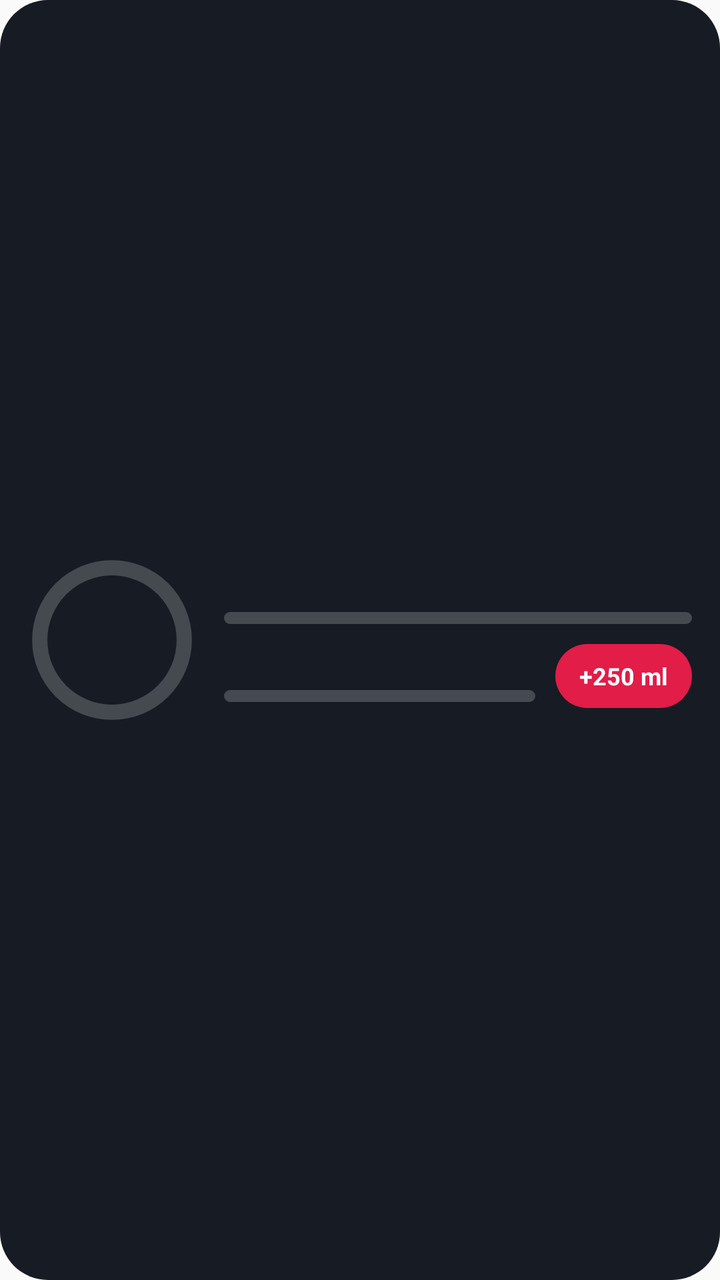
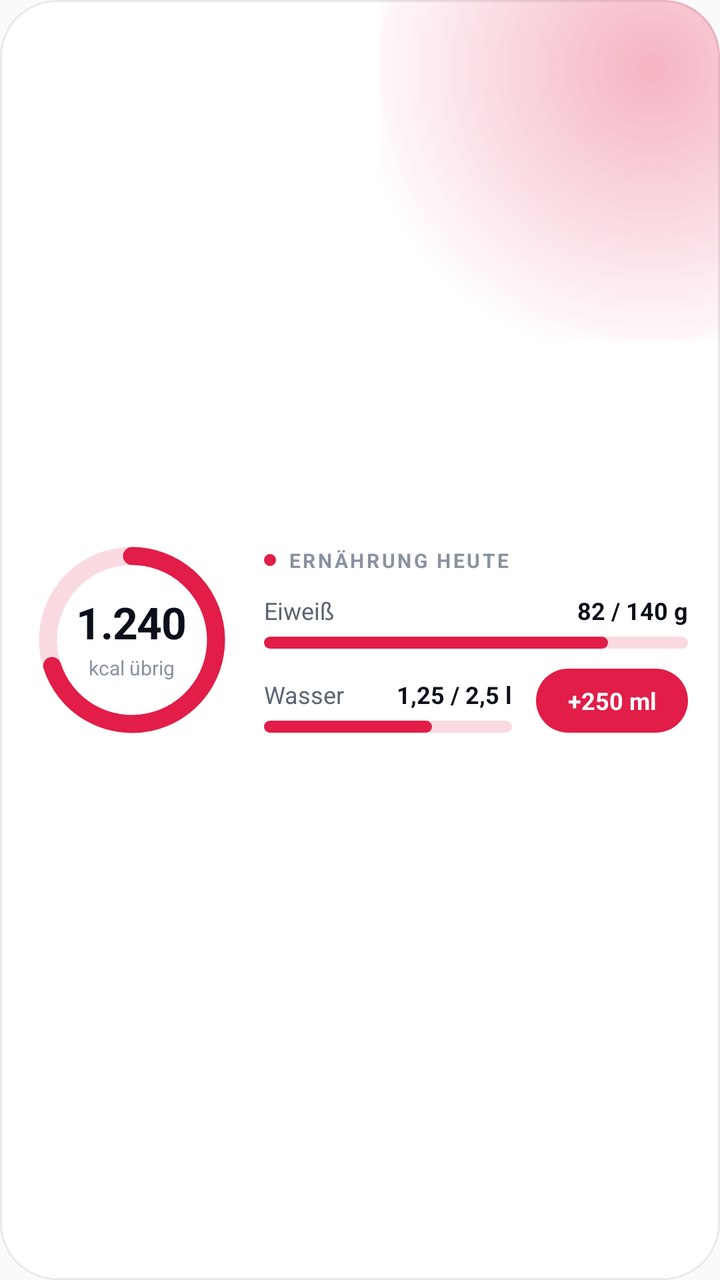

Before-and-after screenshots of an Android layout around one commit, followed by the original layout XML and the change that was made.
<!-- AndroidManifest.xml: application theme AppTheme -->
<!-- res/layout/widget_today.xml -->
<?xml version="1.0" encoding="utf-8"?>
<FrameLayout xmlns:android="http://schemas.android.com/apk/res/android"
    android:id="@+id/root"
    android:layout_width="match_parent"
    android:layout_height="match_parent"
    android:background="@drawable/widget_bg"
    android:padding="14dp">

    <TextView
        android:id="@+id/empty"
        android:layout_width="match_parent"
        android:layout_height="match_parent"
        android:gravity="center"
        android:textColor="#B3FFFFFF"
        android:textSize="13sp"
        android:visibility="gone" />

    <LinearLayout
        android:id="@+id/content"
        android:layout_width="match_parent"
        android:layout_height="match_parent"
        android:gravity="center_vertical"
        android:orientation="horizontal">

        <FrameLayout
            android:layout_width="84dp"
            android:layout_height="84dp">

            <ProgressBar
                android:id="@+id/kcal_ring"
                style="?android:attr/progressBarStyleHorizontal"
                android:layout_width="match_parent"
                android:layout_height="match_parent"
                android:max="100"
                android:progressDrawable="@drawable/widget_ring" />

            <LinearLayout
                android:layout_width="match_parent"
                android:layout_height="match_parent"
                android:gravity="center"
                android:orientation="vertical">

                <TextView
                    android:id="@+id/kcal_left"
                    android:layout_width="wrap_content"
                    android:layout_height="wrap_content"
                    android:textColor="#FFFFFF"
                    android:textSize="18sp"
                    android:textStyle="bold" />

                <TextView
                    android:id="@+id/kcal_label"
                    android:layout_width="wrap_content"
                    android:layout_height="wrap_content"
                    android:textColor="#99FFFFFF"
                    android:textSize="9sp" />
            </LinearLayout>
        </FrameLayout>

        <LinearLayout
            android:layout_width="0dp"
            android:layout_height="wrap_content"
            android:layout_marginStart="14dp"
            android:layout_weight="1"
            android:orientation="vertical">

            <TextView
                android:id="@+id/protein_text"
                android:layout_width="wrap_content"
                android:layout_height="wrap_content"
                android:textColor="#FFFFFF"
                android:textSize="12sp" />

            <ProgressBar
                android:id="@+id/protein_bar"
                style="?android:attr/progressBarStyleHorizontal"
                android:layout_width="match_parent"
                android:layout_height="6dp"
                android:layout_marginTop="4dp"
                android:max="100"
                android:progressDrawable="@drawable/widget_bar_brand" />

            <LinearLayout
                android:layout_width="match_parent"
                android:layout_height="wrap_content"
                android:layout_marginTop="10dp"
                android:gravity="center_vertical"
                android:orientation="horizontal">

                <LinearLayout
                    android:layout_width="0dp"
                    android:layout_height="wrap_content"
                    android:layout_weight="1"
                    android:orientation="vertical">

                    <TextView
                        android:id="@+id/water_text"
                        android:layout_width="wrap_content"
                        android:layout_height="wrap_content"
                        android:textColor="#FFFFFF"
                        android:textSize="12sp" />

                    <ProgressBar
                        android:id="@+id/water_bar"
                        style="?android:attr/progressBarStyleHorizontal"
                        android:layout_width="match_parent"
                        android:layout_height="6dp"
                        android:layout_marginTop="4dp"
                        android:max="100"
                        android:progressDrawable="@drawable/widget_bar_sky" />
                </LinearLayout>

                <TextView
                    android:id="@+id/water_add"
                    android:layout_width="wrap_content"
                    android:layout_height="32dp"
                    android:layout_marginStart="10dp"
                    android:background="@drawable/widget_button"
                    android:gravity="center"
                    android:paddingHorizontal="12dp"
                    android:text="+250 ml"
                    android:textColor="#FFFFFF"
                    android:textSize="12sp"
                    android:textStyle="bold" />
            </LinearLayout>
        </LinearLayout>
    </LinearLayout>
</FrameLayout>
<!-- resources referenced by this layout -->
<resources>
  <!-- drawable widget_bar_brand (drawable) -->
  <?xml version="1.0" encoding="utf-8"?>
  <layer-list xmlns:android="http://schemas.android.com/apk/res/android">
      <item android:id="@android:id/background">
          <shape><corners android:radius="4dp" /><solid android:color="#33FFFFFF" /></shape>
      </item>
      <item android:id="@android:id/progress">
          <clip><shape><corners android:radius="4dp" /><solid android:color="#E11D48" /></shape></clip>
      </item>
  </layer-list>
  <!-- drawable widget_bar_sky (drawable) -->
  <?xml version="1.0" encoding="utf-8"?>
  <layer-list xmlns:android="http://schemas.android.com/apk/res/android">
      <item android:id="@android:id/background">
          <shape><corners android:radius="4dp" /><solid android:color="#33FFFFFF" /></shape>
      </item>
      <item android:id="@android:id/progress">
          <clip><shape><corners android:radius="4dp" /><solid android:color="#E11D48" /></shape></clip>
      </item>
  </layer-list>
  <!-- drawable widget_bg (drawable) -->
  <?xml version="1.0" encoding="utf-8"?>
  <shape xmlns:android="http://schemas.android.com/apk/res/android" android:shape="rectangle">
      <solid android:color="#F20B0F19" />
      <corners android:radius="24dp" />
  </shape>
  <!-- drawable widget_button (drawable) -->
  <?xml version="1.0" encoding="utf-8"?>
  <shape xmlns:android="http://schemas.android.com/apk/res/android" android:shape="rectangle">
      <solid android:color="#E11D48" />
      <corners android:radius="999dp" />
  </shape>
  <!-- drawable widget_ring (drawable) -->
  <?xml version="1.0" encoding="utf-8"?>
  <layer-list xmlns:android="http://schemas.android.com/apk/res/android">
      <item android:id="@android:id/background">
          <shape android:shape="ring" android:innerRadiusRatio="2.6" android:thicknessRatio="11" android:useLevel="false">
              <solid android:color="#33FFFFFF" />
          </shape>
      </item>
      <item android:id="@android:id/progress">
          <rotate android:fromDegrees="270" android:toDegrees="270" android:pivotX="50%" android:pivotY="50%">
              <shape android:shape="ring" android:innerRadiusRatio="2.6" android:thicknessRatio="11" android:useLevel="true">
                  <solid android:color="#E11D48" />
              </shape>
          </rotate>
      </item>
  </layer-list>
  <!-- unchanged entries left out for length: 1 -->
</resources>

<!-- the commit's change to res/layout/widget_today.xml (unified diff, before → after) -->
@@ -1,38 +1,26 @@
 <?xml version="1.0" encoding="utf-8"?>
 <FrameLayout xmlns:android="http://schemas.android.com/apk/res/android"
-    android:id="@+id/root"
-    android:layout_width="match_parent"
-    android:layout_height="match_parent"
-    android:background="@drawable/widget_bg"
-    android:padding="14dp">
+    android:id="@android:id/background"
+    style="@style/WidgetFb.Card">
 
-    <TextView
+    <ImageView android:id="@+id/glow" style="@style/WidgetFb.Glow" />
+
+    <include
         android:id="@+id/empty"
-        android:layout_width="match_parent"
-        android:layout_height="match_parent"
-        android:gravity="center"
-        android:textColor="#B3FFFFFF"
-        android:textSize="13sp"
+        layout="@layout/widget_empty"
         android:visibility="gone" />
 
     <LinearLayout
         android:id="@+id/content"
-        android:layout_width="match_parent"
-        android:layout_height="match_parent"
+        style="@style/WidgetFb.Content"
         android:gravity="center_vertical"
         android:orientation="horizontal">
 
         <FrameLayout
-            android:layout_width="84dp"
-            android:layout_height="84dp">
+            android:layout_width="100dp"
+            android:layout_height="100dp">
 
-            <ProgressBar
-                android:id="@+id/kcal_ring"
-                style="?android:attr/progressBarStyleHorizontal"
-                android:layout_width="match_parent"
-                android:layout_height="match_parent"
-                android:max="100"
-                android:progressDrawable="@drawable/widget_ring" />
+            <ImageView android:id="@+id/ring" style="@style/WidgetFb.Ring" />
 
             <LinearLayout
                 android:layout_width="match_parent"
@@ -42,49 +30,68 @@
 
                 <TextView
                     android:id="@+id/kcal_left"
-                    android:layout_width="wrap_content"
-                    android:layout_height="wrap_content"
-                    android:textColor="#FFFFFF"
-                    android:textSize="18sp"
-                    android:textStyle="bold" />
+                    style="@style/WidgetFb.Number"
+                    android:text="1.240"
+                    android:textSize="22sp" />
 
                 <TextView
                     android:id="@+id/kcal_label"
-                    android:layout_width="wrap_content"
-                    android:layout_height="wrap_content"
-                    android:textColor="#99FFFFFF"
-                    android:textSize="9sp" />
+                    style="@style/WidgetFb.Muted"
+                    android:layout_marginTop="2dp"
+                    android:text="kcal übrig"
+                    android:textSize="10sp" />
             </LinearLayout>
         </FrameLayout>
 
         <LinearLayout
             android:layout_width="0dp"
             android:layout_height="wrap_content"
-            android:layout_marginStart="14dp"
+            android:layout_marginStart="16dp"
             android:layout_weight="1"
             android:orientation="vertical">
 
-            <TextView
-                android:id="@+id/protein_text"
-                android:layout_width="wrap_content"
+            <LinearLayout
+                android:layout_width="match_parent"
                 android:layout_height="wrap_content"
-                android:textColor="#FFFFFF"
-                android:textSize="12sp" />
+                android:gravity="center_vertical"
+                android:orientation="horizontal">
 
-            <ProgressBar
-                android:id="@+id/protein_bar"
-                style="?android:attr/progressBarStyleHorizontal"
-                android:layout_width="match_parent"
-                android:layout_height="6dp"
-                android:layout_marginTop="4dp"
-                android:max="100"
-                android:progressDrawable="@drawable/widget_bar_brand" />
+                <ImageView android:id="@+id/dot" style="@style/WidgetFb.Dot" />
+
+                <TextView
+                    android:id="@+id/overline"
+                    style="@style/WidgetFb.Overline"
+                    android:text="Ernährung heute" />
+            </LinearLayout>
 
             <LinearLayout
                 android:layout_width="match_parent"
                 android:layout_height="wrap_content"
                 android:layout_marginTop="10dp"
-                android:gravity="center_vertical"
+                android:orientation="horizontal">
+
+                <TextView
+                    style="@style/WidgetFb.Body"
+                    android:layout_width="0dp"
+                    android:layout_weight="1"
+                    android:text="Eiweiß" />
+
+                <TextView
+                    android:id="@+id/protein_val"
+                    style="@style/WidgetFb.Value"
+                    android:text="82 / 140 g" />
+            </LinearLayout>
+
+            <ImageView
+                android:id="@+id/protein_bar"
+                style="@style/WidgetFb.Bar"
+                android:layout_marginTop="5dp" />
+
+            <LinearLayout
+                android:layout_width="match_parent"
+                android:layout_height="wrap_content"
+                android:layout_marginTop="10dp"
+                android:gravity="bottom"
                 android:orientation="horizontal">
 
                 <LinearLayout
@@ -93,36 +100,73 @@
                     android:layout_weight="1"
                     android:orientation="vertical">
 
-                    <TextView
-                        android:id="@+id/water_text"
-                        android:layout_width="wrap_content"
+                    <LinearLayout
+                        android:layout_width="match_parent"
                         android:layout_height="wrap_content"
-                        android:textColor="#FFFFFF"
-                        android:textSize="12sp" />
+                        android:orientation="horizontal">
 
-                    <ProgressBar
+                        <TextView
+                            style="@style/WidgetFb.Body"
+                            android:layout_width="0dp"
+                            android:layout_weight="1"
+                            android:text="Wasser" />
+
+                        <TextView
+                            android:id="@+id/water_val"
+                            style="@style/WidgetFb.Value"
+                            android:text="1,25 / 2,5 l" />
+                    </LinearLayout>
+
+                    <ImageView
                         android:id="@+id/water_bar"
-                        style="?android:attr/progressBarStyleHorizontal"
-                        android:layout_width="match_parent"
-                        android:layout_height="6dp"
-                        android:layout_marginTop="4dp"
-                        android:max="100"
-                        android:progressDrawable="@drawable/widget_bar_sky" />
+                        style="@style/WidgetFb.Bar"
+                        android:layout_marginTop="5dp" />
                 </LinearLayout>
 
-                <TextView
+                <FrameLayout
                     android:id="@+id/water_add"
-                    android:layout_width="wrap_content"
+                    android:layout_width="76dp"
                     android:layout_height="32dp"
-                    android:layout_marginStart="10dp"
-                    android:background="@drawable/widget_button"
-                    android:gravity="center"
-                    android:paddingHorizontal="12dp"
-                    android:text="+250 ml"
-                    android:textColor="#FFFFFF"
-                    android:textSize="12sp"
-                    android:textStyle="bold" />
+                    android:layout_marginStart="12dp"
+                    android:contentDescription="250 ml Wasser eintragen">
+
+                    <ImageView
+                        android:id="@+id/water_add_bg"
+                        android:layout_width="match_parent"
+                        android:layout_height="match_parent"
+                        android:importantForAccessibility="no"
+                        android:scaleType="fitXY"
+                        android:src="@drawable/widget_pill" />
+
+                    <TextView
+                        android:id="@+id/water_add_text"
+                        style="@style/WidgetFb.PillText"
+                        android:text="+250 ml" />
+                </FrameLayout>
             </LinearLayout>
         </LinearLayout>
     </LinearLayout>
 </FrameLayout>
+<!-- res/layout/widget_empty.xml (included above) -->
+<?xml version="1.0" encoding="utf-8"?>
+<LinearLayout xmlns:android="http://schemas.android.com/apk/res/android"
+    android:layout_width="match_parent"
+    android:layout_height="match_parent"
+    android:gravity="center"
+    android:orientation="vertical"
+    android:padding="@dimen/widget_pad">
+
+    <TextView
+        android:id="@+id/empty_title"
+        style="@style/WidgetFb.Title"
+        android:gravity="center"
+        android:textSize="14sp" />
+
+    <TextView
+        android:id="@+id/empty_hint"
+        style="@style/WidgetFb.Muted"
+        android:layout_width="match_parent"
+        android:layout_marginTop="4dp"
+        android:gravity="center"
+        android:maxLines="2" />
+</LinearLayout>
<!-- resource entries referenced after the edit -->
@@ -1,53 +1,175 @@
 <!-- resources referenced by this layout -->
 <resources>
-  <!-- drawable widget_bar_brand (drawable) -->
-  <?xml version="1.0" encoding="utf-8"?>
-  <layer-list xmlns:android="http://schemas.android.com/apk/res/android">
-      <item android:id="@android:id/background">
-          <shape><corners android:radius="4dp" /><solid android:color="#33FFFFFF" /></shape>
-      </item>
-      <item android:id="@android:id/progress">
-          <clip><shape><corners android:radius="4dp" /><solid android:color="#E11D48" /></shape></clip>
-      </item>
-  </layer-list>
-  <!-- drawable widget_bar_sky (drawable) -->
-  <?xml version="1.0" encoding="utf-8"?>
-  <layer-list xmlns:android="http://schemas.android.com/apk/res/android">
-      <item android:id="@android:id/background">
-          <shape><corners android:radius="4dp" /><solid android:color="#33FFFFFF" /></shape>
-      </item>
-      <item android:id="@android:id/progress">
-          <clip><shape><corners android:radius="4dp" /><solid android:color="#E11D48" /></shape></clip>
-      </item>
-  </layer-list>
-  <!-- drawable widget_bg (drawable) -->
-  <?xml version="1.0" encoding="utf-8"?>
-  <shape xmlns:android="http://schemas.android.com/apk/res/android" android:shape="rectangle">
-      <solid android:color="#F20B0F19" />
-      <corners android:radius="24dp" />
-  </shape>
-  <!-- drawable widget_button (drawable) -->
+  <dimen name="widget_pad">16dp</dimen>
+  <!-- drawable widget_pill (drawable) -->
   <?xml version="1.0" encoding="utf-8"?>
   <shape xmlns:android="http://schemas.android.com/apk/res/android" android:shape="rectangle">
       <solid android:color="#E11D48" />
       <corners android:radius="999dp" />
   </shape>
-  <!-- drawable widget_ring (drawable) -->
+  <style name="WidgetFb.Bar">
+          <item name="android:layout_width">match_parent</item>
+          <item name="android:layout_height">6dp</item>
+          <item name="android:scaleType">fitXY</item>
+          <item name="android:src">@drawable/widget_bar_preview</item>
+          <item name="android:importantForAccessibility">no</item>
+      </style>
+  <style name="WidgetFb.Body">
+          <item name="android:layout_width">wrap_content</item>
+          <item name="android:layout_height">wrap_content</item>
+          <item name="android:textColor">@color/widget_text2</item>
+          <item name="android:textSize">12sp</item>
+          <item name="android:maxLines">1</item>
+          <item name="android:ellipsize">end</item>
+      </style>
+  <style name="WidgetFb.Card">
+          <item name="android:layout_width">match_parent</item>
+          <item name="android:layout_height">match_parent</item>
+          <item name="android:background">@drawable/widget_card</item>
+      </style>
+  <style name="WidgetFb.Content">
+          <item name="android:layout_width">match_parent</item>
+          <item name="android:layout_height">match_parent</item>
+          <item name="android:padding">@dimen/widget_pad</item>
+          <item name="android:orientation">vertical</item>
+      </style>
+  <style name="WidgetFb.Dot">
+          <item name="android:layout_width">6dp</item>
+          <item name="android:layout_height">6dp</item>
+          <item name="android:layout_marginEnd">6dp</item>
+          <item name="android:src">@drawable/widget_dot</item>
+          <item name="android:importantForAccessibility">no</item>
+      </style>
+  <style name="WidgetFb.Glow">
+          <item name="android:layout_width">170dp</item>
+          <item name="android:layout_height">170dp</item>
+          <item name="android:layout_gravity">top|end</item>
+          <item name="android:scaleType">fitXY</item>
+          <item name="android:src">@drawable/widget_glow_preview</item>
+          <item name="android:importantForAccessibility">no</item>
+      </style>
+  <style name="WidgetFb.Muted">
+          <item name="android:layout_width">wrap_content</item>
+          <item name="android:layout_height">wrap_content</item>
+          <item name="android:textColor">@color/widget_muted</item>
+          <item name="android:textSize">11sp</item>
+          <item name="android:maxLines">1</item>
+          <item name="android:ellipsize">end</item>
+      </style>
+  <style name="WidgetFb.Number">
+          <item name="android:layout_width">wrap_content</item>
+          <item name="android:layout_height">wrap_content</item>
+          <item name="android:textColor">@color/widget_text</item>
+          <item name="android:textSize">30sp</item>
+          <item name="android:textStyle">bold</item>
+          <item name="android:fontFamily">sans-serif</item>
+          <item name="android:letterSpacing">-0.02</item>
+          <item name="android:fontFeatureSettings">tnum</item>
+          <item name="android:includeFontPadding">false</item>
+          <item name="android:maxLines">1</item>
+      </style>
+  <style name="WidgetFb.Overline">
+          <item name="android:layout_width">wrap_content</item>
+          <item name="android:layout_height">wrap_content</item>
+          <item name="android:textColor">@color/widget_muted</item>
+          <item name="android:textSize">10sp</item>
+          <item name="android:textStyle">bold</item>
+          <item name="android:letterSpacing">0.12</item>
+          <item name="android:textAllCaps">true</item>
+          <item name="android:maxLines">1</item>
+          <item name="android:ellipsize">end</item>
+      </style>
+  <style name="WidgetFb.PillText">
+          <item name="android:layout_width">match_parent</item>
+          <item name="android:layout_height">match_parent</item>
+          <item name="android:gravity">center</item>
+          <item name="android:textColor">#FFFFFF</item>
+          <item name="android:textSize">12sp</item>
+          <item name="android:textStyle">bold</item>
+          <item name="android:maxLines">1</item>
+      </style>
+  <style name="WidgetFb.Ring">
+          <item name="android:layout_width">match_parent</item>
+          <item name="android:layout_height">match_parent</item>
+          <item name="android:scaleType">fitCenter</item>
+          <item name="android:src">@drawable/widget_ring_preview</item>
+          <item name="android:importantForAccessibility">no</item>
+      </style>
+  <style name="WidgetFb.Title">
+          <item name="android:layout_width">match_parent</item>
+          <item name="android:layout_height">wrap_content</item>
+          <item name="android:textColor">@color/widget_text</item>
+          <item name="android:textSize">16sp</item>
+          <item name="android:textStyle">bold</item>
+          <item name="android:ellipsize">end</item>
+          <item name="android:maxLines">2</item>
+          <item name="android:lineSpacingMultiplier">0.95</item>
+      </style>
+  <style name="WidgetFb.Value">
+          <item name="android:layout_width">wrap_content</item>
+          <item name="android:layout_height">wrap_content</item>
+          <item name="android:textColor">@color/widget_text</item>
+          <item name="android:textSize">12sp</item>
+          <item name="android:textStyle">bold</item>
+          <item name="android:fontFeatureSettings">tnum</item>
+          <item name="android:maxLines">1</item>
+      </style>
+  <!-- drawable widget_bar_preview (drawable) -->
   <?xml version="1.0" encoding="utf-8"?>
   <layer-list xmlns:android="http://schemas.android.com/apk/res/android">
-      <item android:id="@android:id/background">
-          <shape android:shape="ring" android:innerRadiusRatio="2.6" android:thicknessRatio="11" android:useLevel="false">
-              <solid android:color="#33FFFFFF" />
-          </shape>
+      <item>
+          <shape><corners android:radius="999dp" /><solid android:color="#29E11D48" /></shape>
       </item>
-      <item android:id="@android:id/progress">
-          <rotate android:fromDegrees="270" android:toDegrees="270" android:pivotX="50%" android:pivotY="50%">
-              <shape android:shape="ring" android:innerRadiusRatio="2.6" android:thicknessRatio="11" android:useLevel="true">
-                  <solid android:color="#E11D48" />
-              </shape>
-          </rotate>
+      <item android:right="40dp">
+          <shape><corners android:radius="999dp" /><solid android:color="#E11D48" /></shape>
       </item>
   </layer-list>
+  <color name="widget_text2">#5B6472</color>
+  <!-- drawable widget_card (drawable) -->
+  <?xml version="1.0" encoding="utf-8"?>
+  <shape xmlns:android="http://schemas.android.com/apk/res/android" android:shape="rectangle">
+      <solid android:color="@color/widget_card" />
+      <stroke android:width="1dp" android:color="@color/widget_stroke" />
+      <corners android:radius="@dimen/widget_radius" />
+  </shape>
+  <!-- drawable widget_dot (drawable) -->
+  <?xml version="1.0" encoding="utf-8"?>
+  <shape xmlns:android="http://schemas.android.com/apk/res/android" android:shape="oval">
+      <solid android:color="#E11D48" />
+  </shape>
+  <!-- drawable widget_glow_preview (drawable) -->
+  <?xml version="1.0" encoding="utf-8"?>
+  <shape xmlns:android="http://schemas.android.com/apk/res/android" android:shape="rectangle">
+      <gradient
+          android:centerX="0.8"
+          android:centerY="0.2"
+          android:endColor="#00E11D48"
+          android:gradientRadius="150dp"
+          android:startColor="#55E11D48"
+          android:type="radial" />
+  </shape>
+  <color name="widget_muted">#8A92A0</color>
+  <color name="widget_text">#0B0F19</color>
+  <!-- drawable widget_ring_preview (drawable) -->
+  <?xml version="1.0" encoding="utf-8"?>
+  <vector xmlns:android="http://schemas.android.com/apk/res/android"
+      android:width="96dp"
+      android:height="96dp"
+      android:viewportWidth="100"
+      android:viewportHeight="100">
+      <path
+          android:pathData="M50,8 A42,42 0 1,1 49.99,8"
+          android:strokeWidth="9"
+          android:strokeColor="#29E11D48" />
+      <path
+          android:pathData="M50,8 A42,42 0 1,1 10.06,62.98"
+          android:strokeLineCap="round"
+          android:strokeWidth="9"
+          android:strokeColor="#E11D48" />
+  </vector>
+  <color name="widget_card">#FFFFFF</color>
+  <color name="widget_stroke">#140B0F19</color>
+  <dimen name="widget_radius">24dp</dimen>
   <!-- unchanged entries left out for length: 1 -->
 </resources>
 
